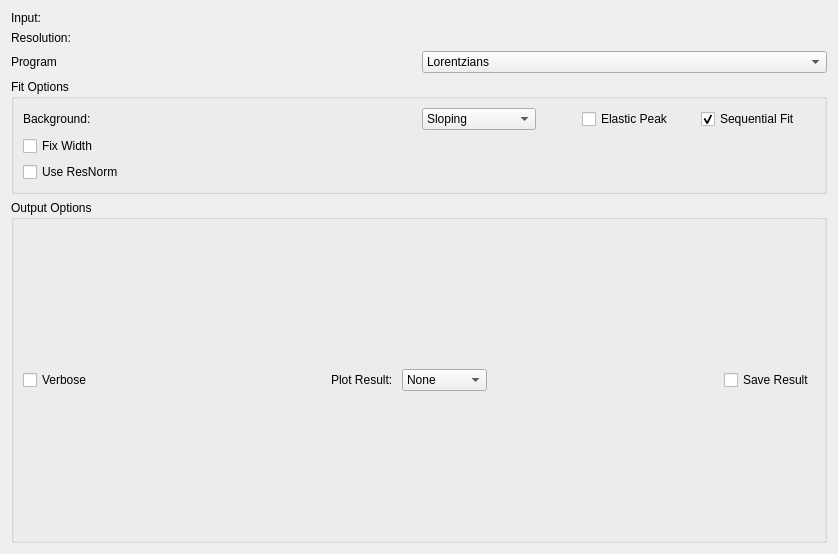
First picture: the form in Code/Mantid/MantidQt/CustomInterfaces/inc/MantidQtCustomInterfaces/Quasi.ui, repository mantidproject/mantid, before the edit.
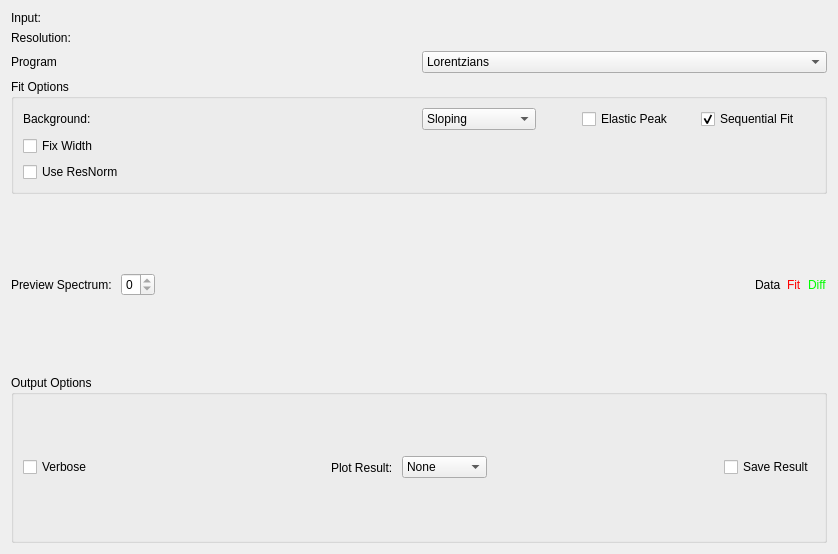
Second picture: the form after the edit. Custom widgets are drawn as their Qt base class.

Commit message:
Added preview spectra select to Quasi
Refs #10723

```diff
--- a/Code/Mantid/MantidQt/CustomInterfaces/inc/MantidQtCustomInterfaces/Quasi.ui
+++ b/Code/Mantid/MantidQt/CustomInterfaces/inc/MantidQtCustomInterfaces/Quasi.ui
@@ -266,7 +266,69 @@
       <layout class="QVBoxLayout" name="treeSpace"/>
      </item>
      <item>
-      <layout class="QVBoxLayout" name="plotSpace"/>
+      <layout class="QVBoxLayout" name="plotPane">
+       <item>
+        <layout class="QVBoxLayout" name="plotSpace"/>
+       </item>
+       <item>
+        <layout class="QHBoxLayout" name="underPlotSpace">
+         <item>
+          <widget class="QLabel" name="lblPreviewSpec">
+           <property name="text">
+            <string>Preview Spectrum: </string>
+           </property>
+          </widget>
+         </item>
+         <item>
+          <widget class="QSpinBox" name="spPreviewSpectrum">
+           <property name="maximum" stdset="0">
+            <number>0</number>
+           </property>
+          </widget>
+         </item>
+         <item>
+          <spacer name="legendSpacer">
+           <property name="orientation">
+            <enum>Qt::Horizontal</enum>
+           </property>
+           <property name="sizeHint" stdset="0">
+            <size>
+             <width>40</width>
+             <height>20</height>
+            </size>
+           </property>
+          </spacer>
+         </item>
+         <item>
+          <widget class="QLabel" name="lblPlotLegendData">
+           <property name="text">
+            <string>Data</string>
+           </property>
+          </widget>
+         </item>
+         <item>
+          <widget class="QLabel" name="lblPplotLegendFit">
+           <property name="text">
+            <string>Fit</string>
+           </property>
+           <property name="styleSheet">
+            <string notr="true">color: rgb(255, 0, 0);</string>
+           </property>
+          </widget>
+         </item>
+         <item>
+          <widget class="QLabel" name="lblPplotLegendDiff">
+           <property name="text">
+            <string>Diff</string>
+           </property>
+           <property name="styleSheet">
+            <string notr="true">color: rgb(0, 255, 0);</string>
+           </property>
+          </widget>
+         </item>
+        </layout>
+       </item>
+      </layout>
      </item>
     </layout>
    </item>
```
The commit also changes 4 other files.
